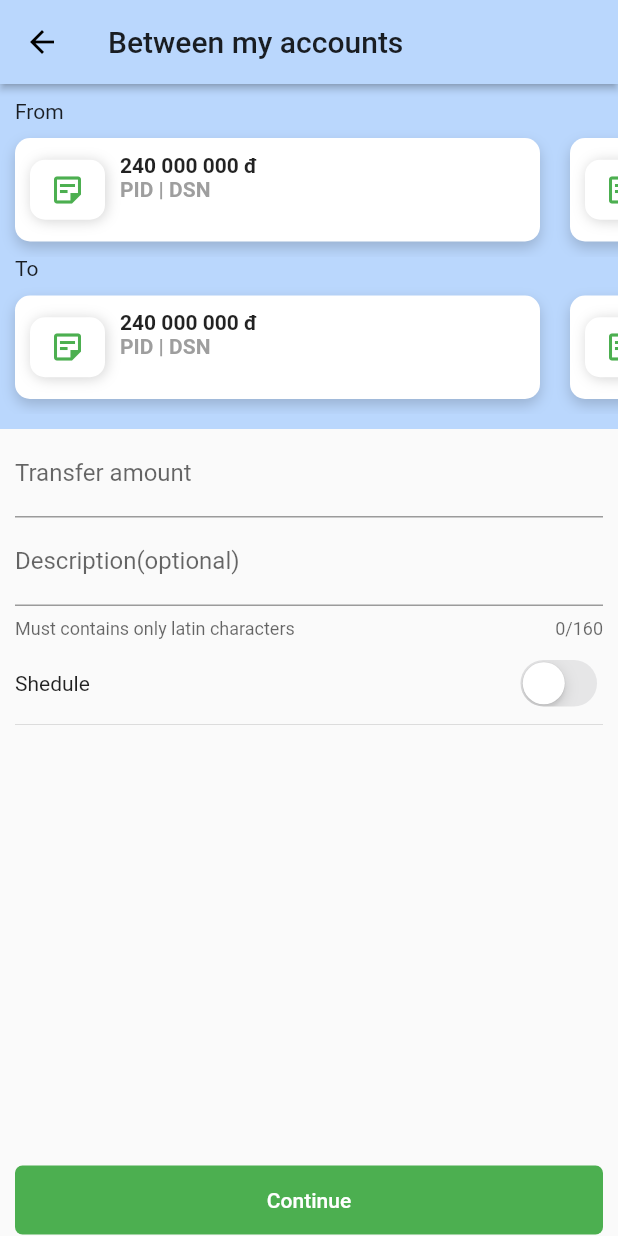
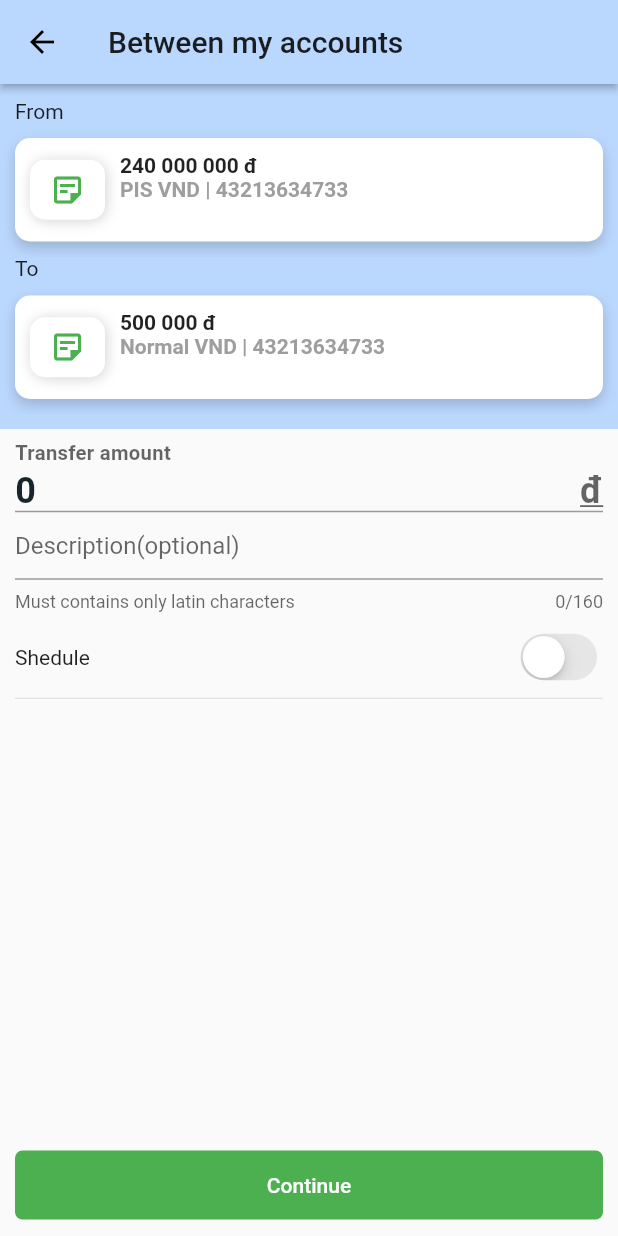
Before and after one commit to bigo92/Vdi_bank, a Flutter app: the ToAccountNumberPage screen opened by its route, on a phone screen of 412 x 824 dp. Run offline on Flutter 3.47's test engine with Material 2 defaults, Android fonts, the phone set to English and light mode, and no system bars; our stand-ins replace connectivity, flutter_masked_text, flutter_spinkit, get, get_storage, line_icons and 3 more; missing offline and left inert: keyboard_visibility, qrscan; accounts and stored records are empty; Roboto replaces fonts that are missing (MPLUSRounded1c).

Commit message:
between my account UI

```diff
--- a/source/vdi_bank_mobile/lib/modules/to_account_number/to_account_number_controller.dart
+++ b/source/vdi_bank_mobile/lib/modules/to_account_number/to_account_number_controller.dart
@@ -1,7 +1,10 @@
+import 'package:flutter_masked_text/flutter_masked_text.dart';
 import 'package:get/get.dart';
 
 class ToAccountNumberController extends GetxController {
   final isSchedule = false.obs;
+  var controller = new MoneyMaskedTextController(thousandSeparator: ' ',decimalSeparator: '', precision: 0);
+
   @override
   void onInit() async {
     super.onInit();
--- a/source/vdi_bank_mobile/lib/modules/to_account_number/to_account_number_page.dart
+++ b/source/vdi_bank_mobile/lib/modules/to_account_number/to_account_number_page.dart
@@ -1,6 +1,7 @@
 import 'package:flutter/cupertino.dart';
 import 'package:flutter/material.dart';
 import 'package:get/get.dart';
+import 'package:vdi_bank/theme/app_theme.dart';
 import 'package:vdi_bank/theme/colors_theme.dart';
 import 'package:vdi_bank/widgets/custom_button.dart';
 
@@ -20,7 +21,9 @@ class ToAccountNumberPage extends GetView<ToAccountNumberController> {
         child: LayoutBuilder(
           builder: (context, constraints) => SingleChildScrollView(
             child: SizedBox(
-              height: MediaQuery.of(context).size.height - (_appBar.preferredSize.height + MediaQuery.of(context).padding.top),
+              height: MediaQuery.of(context).size.height -
+                  (_appBar.preferredSize.height +
+                      MediaQueryData.fromWindow(Get.window).padding.top),
               child: Column(
                 children: [
                   Container(
@@ -36,13 +39,35 @@ class ToAccountNumberPage extends GetView<ToAccountNumberController> {
                           padding: EdgeInsets.symmetric(horizontal: 10),
                         ),
                         Expanded(
-                          child: ListView(
-                            shrinkWrap: true,
+                          child: Stack(
+                            children: [
+                              PageView(
                                 scrollDirection: Axis.horizontal,
+                                onPageChanged: (index) {
+                                  print(index);
+                                },
                                 children: [
-                              _listFromItem(),
-                              _listFromItem(),
-                              _listFromItem(),
+                                  _listFromItem(
+                                    value: '240 000 000',
+                                    number: '43213634733',
+                                  ),
+                                  _listFromItem(
+                                    value: '123 000 000',
+                                    number: '43213634733',
+                                  ),
+                                  _listFromItem(
+                                    value: '500 000',
+                                    number: '43213634733',
+                                  ),
+                                ],
+                              ),
+                              // Positioned(
+                              //   child: Icon(
+                              //     Icons.arrow_forward_ios_rounded,
+                              //   ),
+                              //   right: 5,
+                              //   top: 30,
+                              // ),
                             ],
                           ),
                         ),
@@ -51,13 +76,25 @@ class ToAccountNumberPage extends GetView<ToAccountNumberController> {
                           padding: EdgeInsets.symmetric(horizontal: 10),
                         ),
                         Expanded(
-                          child: ListView(
-                            shrinkWrap: true,
+                          child: PageView(
+                            // shrinkWrap: true,
                             scrollDirection: Axis.horizontal,
                             children: [
-                              _listFromItem(),
-                              _listFromItem(),
-                              _listFromItem(),
+                              _listFromItem(
+                                name: 'Normal VND',
+                                value: '500 000',
+                                number: '43213634733',
+                              ),
+                              _listFromItem(
+                                name: 'Normal VND',
+                                value: '400 000',
+                                number: '43213634733',
+                              ),
+                              _listFromItem(
+                                name: 'Normal VND',
+                                value: '233 000',
+                                number: '43213634733',
+                              ),
                             ],
                           ),
                         ),
@@ -71,33 +108,46 @@ class ToAccountNumberPage extends GetView<ToAccountNumberController> {
                         children: [
                           TextField(
                             decoration: InputDecoration(
+                              contentPadding: EdgeInsets.fromLTRB(0, 10, 0, 0),
+                              isDense: true,
                               labelText: 'Transfer amount',
                               suffix: Text(
                                 'đ',
-                                style:
-                                TextStyle(decoration: TextDecoration.underline),
+                                style: TextStyle(
+                                    decoration: TextDecoration.underline),
                               ),
+                              labelStyle: TextStyle(fontSize: 18),
                             ),
                             keyboardType: TextInputType.number,
+                            style: VdiAppTheme.textTheme.headline5,
+                            controller: controller.controller,
                           ),
                           TextField(
                             decoration: InputDecoration(
+                                contentPadding:
+                                    EdgeInsets.fromLTRB(0, 10, 0, 0),
+                                isDense: true,
                                 labelText: 'Description(optional)',
-                                helperText: 'Must contains only latin characters'),
+                                helperText:
+                                    'Must contains only latin characters'),
                             maxLength: 160,
                           ),
-                          SizedBox(height: 10,),
+                          SizedBox(
+                            height: 10,
+                          ),
                           Row(
                             children: [
                               Text('Shedule'),
                               Spacer(),
-                              Obx(() => CupertinoSwitch(
+                              Obx(
+                                () => CupertinoSwitch(
                                   activeColor: Colors.blueAccent,
                                   value: controller.isSchedule.value,
                                   onChanged: (value) {
                                     controller.toggleSchedule(value);
                                   },
-                              ),),
+                                ),
+                              ),
                             ],
                           ),
                           Divider(),
@@ -105,9 +155,10 @@ class ToAccountNumberPage extends GetView<ToAccountNumberController> {
                           CustomButton(
                             text: 'Continue',
                             color: Colors.green,
-                            onPress: () {
-
-                            },
+                            onPress: () {},
+                          ),
+                          SizedBox(
+                            height: 10,
                           )
                         ],
                       ),
@@ -122,10 +173,11 @@ class ToAccountNumberPage extends GetView<ToAccountNumberController> {
     );
   }
 
-  Container _listFromItem() {
+  Container _listFromItem(
+      {String name = 'PIS VND', String number = '0', String value = '0'}) {
     return Container(
       width: 350,
-      margin: EdgeInsets.all(10),
+      margin: EdgeInsets.symmetric(vertical: 10, horizontal: 10),
       padding: EdgeInsets.all(10),
       decoration: BoxDecoration(
         borderRadius: BorderRadius.circular(10),
@@ -167,13 +219,13 @@ class ToAccountNumberPage extends GetView<ToAccountNumberController> {
             crossAxisAlignment: CrossAxisAlignment.start,
             children: [
               Text(
-                '240 000 000 đ',
+                '$value đ',
                 style: TextStyle(
                   fontWeight: FontWeight.bold,
                 ),
               ),
               Text(
-                'PID | DSN',
+                '$name | $number',
                 style:
                     TextStyle(fontWeight: FontWeight.bold, color: Colors.grey),
               ),
--- a/source/vdi_bank_mobile/lib/theme/app_theme.dart
+++ b/source/vdi_bank_mobile/lib/theme/app_theme.dart
@@ -8,7 +8,8 @@ final ThemeData appThemeData = ThemeData(
   accentColor: mainColor,
   appBarTheme: AppBarTheme(elevation: 0),
   fontFamily: 'MPLUSRounded1c',
-);
+
+  );
 
 class VdiAppTheme {
   static const Color nearlyWhite = Color(0xFFFAFAFA);
--- a/source/vdi_bank_mobile/pubspec.yaml
+++ b/source/vdi_bank_mobile/pubspec.yaml
@@ -40,6 +40,7 @@ dependencies:
   pin_code_fields: ^7.0.0 #otp code ui
   qrscan: ^0.3.1 #qr code scannser
   keyboard_visibility: ^0.5.2
+  flutter_masked_text: ^0.8.0 #text mark
 
 dev_dependencies:
   flutter_test:
```
Also changed, not shown: source/vdi_bank_mobile/pubspec.lock. Lines whose indentation alone changed are shown as unchanged.
